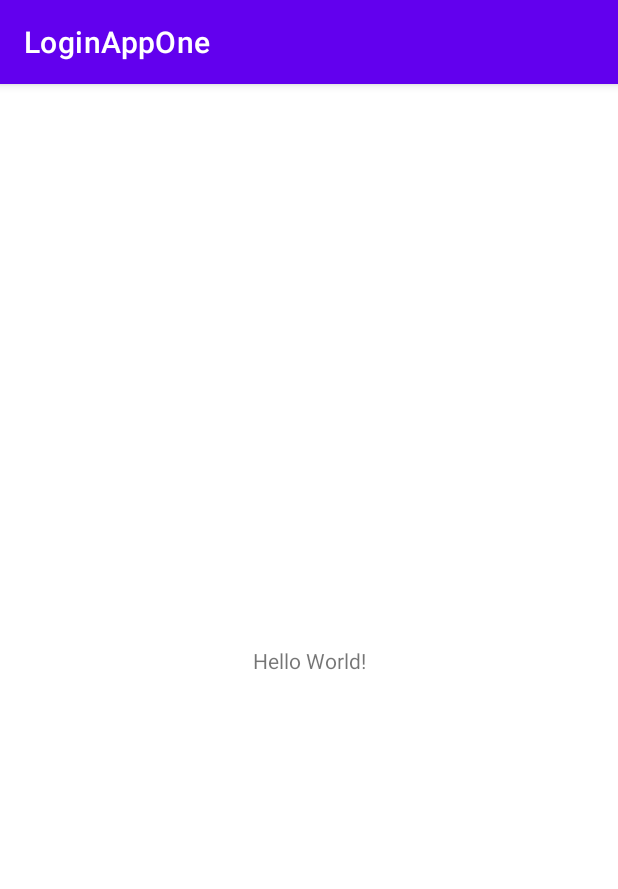
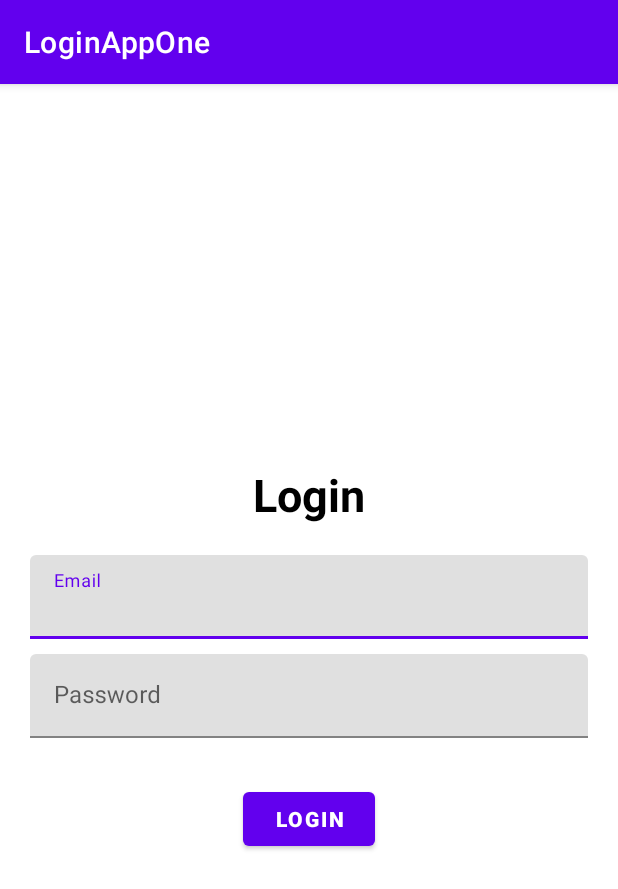
Before and after one commit to PatriciaAnggraeni/login-app-firebase-one, an Android app: the screen it shows after launch (MainActivity before the commit, Login after it), on a phone screen of 412 x 824 dp. Shown: the top 889 px of the screen. Run offline under Robolectric (Android 15) with nearby library versions, the phone set to English and light mode, and no system bars.

Commit message:
LOGIN - Membuat File dan Tampilan Login

```diff
--- a/app/src/main/AndroidManifest.xml
+++ b/app/src/main/AndroidManifest.xml
@@ -12,6 +12,15 @@
         android:theme="@style/Theme.LoginAppOne"
         tools:targetApi="31">
         <activity
+            android:name=".Login"
+            android:exported="true">
+            <intent-filter>
+                <action android:name="android.intent.action.MAIN" />
+
+                <category android:name="android.intent.category.LAUNCHER" />
+            </intent-filter>
+        </activity>
+        <activity
             android:name=".MainActivity"
             android:exported="true">
             <intent-filter>
--- /dev/null
+++ b/app/src/main/java/com/example/loginappone/Login.java
@@ -0,0 +1,14 @@
+package com.example.loginappone;
+
+import androidx.appcompat.app.AppCompatActivity;
+
+import android.os.Bundle;
+
+public class Login extends AppCompatActivity {
+
+    @Override
+    protected void onCreate(Bundle savedInstanceState) {
+        super.onCreate(savedInstanceState);
+        setContentView(R.layout.activity_login);
+    }
+}
--- /dev/null
+++ b/app/src/main/res/layout/activity_login.xml
@@ -0,0 +1,55 @@
+<?xml version="1.0" encoding="utf-8"?>
+<LinearLayout xmlns:android="http://schemas.android.com/apk/res/android"
+    xmlns:app="http://schemas.android.com/apk/res-auto"
+    xmlns:tools="http://schemas.android.com/tools"
+    android:layout_width="match_parent"
+    android:layout_height="match_parent"
+    tools:context=".Login"
+    android:orientation="vertical"
+    android:padding="20dp"
+    android:gravity="center">
+
+    <TextView
+        android:textStyle="bold"
+        android:textSize="30sp"
+        android:textColor="@color/black"
+        android:layout_marginBottom="20dp"
+        android:gravity="center"
+        android:layout_width="match_parent"
+        android:layout_height="wrap_content"
+        android:text="@string/login" />
+
+    <com.google.android.material.textfield.TextInputLayout
+        android:layout_width="match_parent"
+        android:layout_height="wrap_content"
+        android:layout_marginBottom="10dp" >
+
+        <com.google.android.material.textfield.TextInputEditText
+            android:id="@+id/id_email"
+            android:layout_width="match_parent"
+            android:layout_height="wrap_content"
+            android:hint="@string/email" />
+
+    </com.google.android.material.textfield.TextInputLayout>
+
+    <com.google.android.material.textfield.TextInputLayout
+        android:layout_width="match_parent"
+        android:layout_height="wrap_content">
+
+        <com.google.android.material.textfield.TextInputEditText
+            android:id="@+id/id_password"
+            android:layout_width="match_parent"
+            android:layout_height="wrap_content"
+            android:hint="@string/password" />
+
+    </com.google.android.material.textfield.TextInputLayout>
+
+    <Button
+        android:layout_marginTop="30dp"
+        android:textStyle="bold"
+        android:text="@string/login"
+        android:id="@+id/btn_login"
+        android:layout_width="wrap_content"
+        android:layout_height="wrap_content" />
+
+</LinearLayout>
--- a/app/src/main/res/values/strings.xml
+++ b/app/src/main/res/values/strings.xml
@@ -1,3 +1,8 @@
 <resources>
     <string name="app_name">LoginAppOne</string>
+    <string name="login">Login</string>
+    <string name="email">Email</string>
+    <string name="password">Password</string>
+    <string name="registration_one">Registrasi</string>
+    <string name="registration_two">Daftar</string>
 </resources>
```
